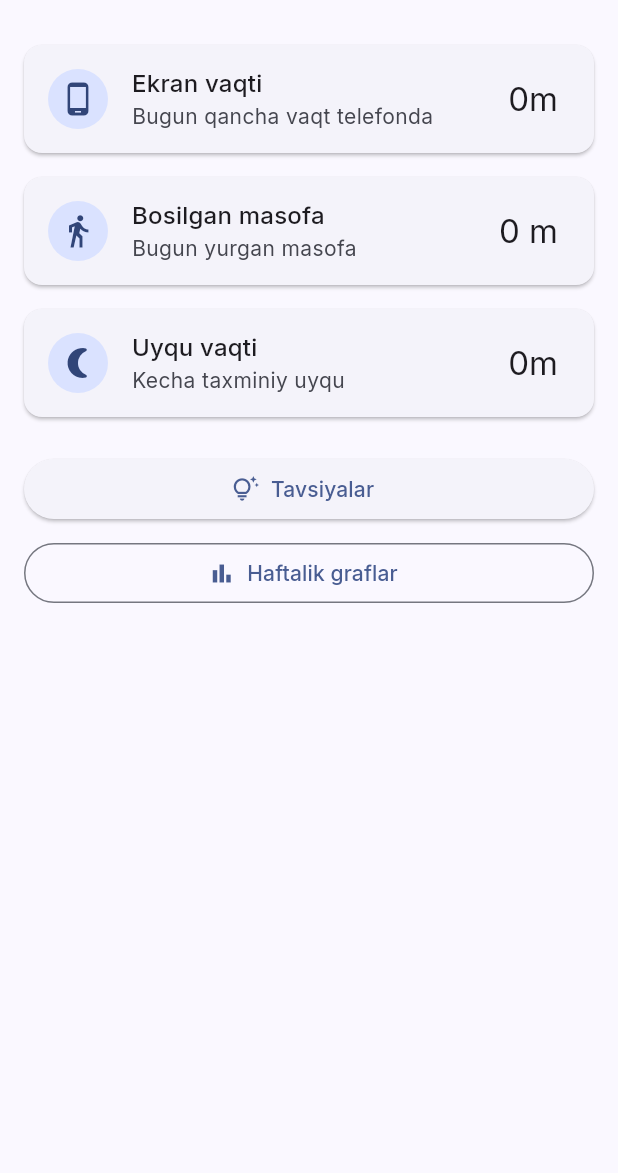
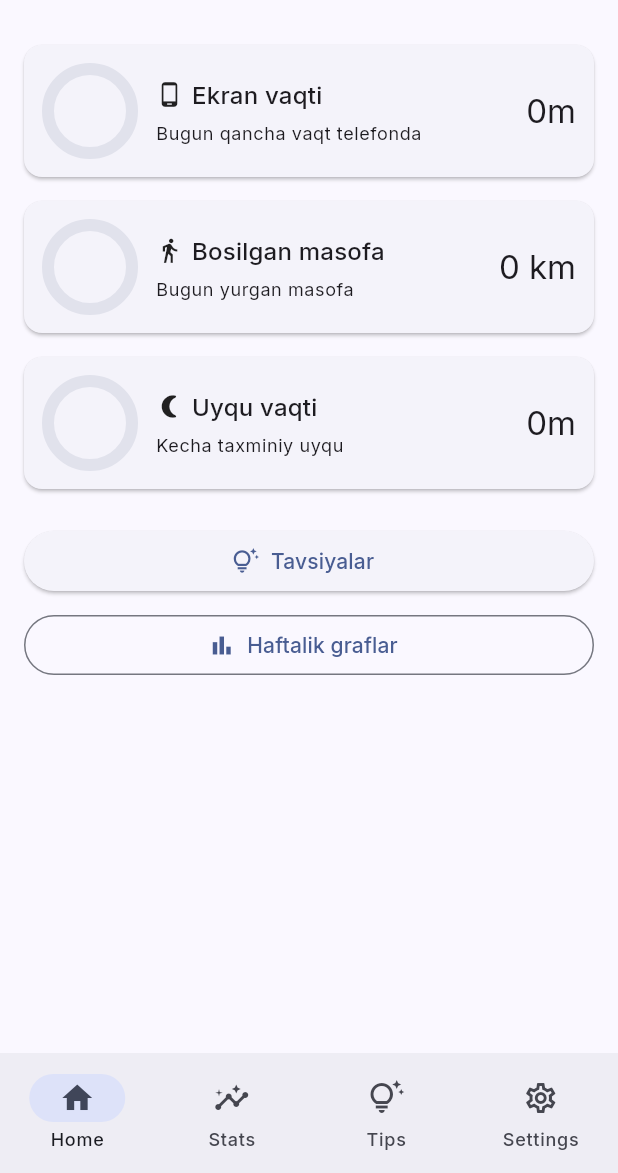
Before and after one commit to yuldashevotkirbek/elonuz1, a Flutter app: the screen it shows after launch, on a phone screen of 412 x 824 dp, the part 63-1236 px from its top. Run offline on Flutter 3.47's test engine with Material 3 defaults, Android fonts, the phone set to English and light mode, and no system bars; drawn by our look-alikes of dynamic_color; our stand-ins replace fl_chart, flutter_local_notifications, flutter_riverpod, geolocator, google_fonts, permission_handler and 2 more; missing offline and left inert: android_intent_plus, usage_stats; statements that could not run were skipped.

Commit message:
Refactor: Implement dynamic theming and navigation shell
Introduces dynamic color theming, a new root shell for navigation, and replaces metric cards with progress rings for a visual overhaul.

Co-authored-by: yuldashevotkirbek2001 <yuldashevotkirbek2001@gmail.com>

```diff
--- a/tekshiruvchi/lib/app.dart
+++ b/tekshiruvchi/lib/app.dart
@@ -1,31 +1,35 @@
 import 'package:flutter/material.dart';
 import 'package:flutter_riverpod/flutter_riverpod.dart';
 import 'package:google_fonts/google_fonts.dart';
-import 'src/ui/home/home_screen.dart';
+import 'src/ui/root_shell.dart';
 import 'src/notifications/notification_service.dart';
 import 'src/services/auto_persist.dart';
+import 'package:dynamic_color/dynamic_color.dart';
 
 class App extends ConsumerWidget {
   const App({super.key});
 
-  ThemeData _lightTheme() {
-    final colorScheme = ColorScheme.fromSeed(seedColor: const Color(0xFF2367EC));
+  ThemeData _lightTheme(ColorScheme? dynamicScheme) {
+    final scheme = dynamicScheme ?? ColorScheme.fromSeed(seedColor: const Color(0xFF2367EC));
     return ThemeData(
       useMaterial3: true,
-      colorScheme: colorScheme,
+      colorScheme: scheme,
       textTheme: GoogleFonts.interTextTheme(),
       appBarTheme: const AppBarTheme(centerTitle: true),
     );
   }
 
-  ThemeData _darkTheme() {
-    final colorScheme = ColorScheme.fromSeed(
+  ThemeData _darkTheme(ColorScheme? dynamicDarkScheme) {
+    final scheme = dynamicDarkScheme ?? ColorScheme.fromSeed(
       seedColor: const Color(0xFF2367EC),
       brightness: Brightness.dark,
     );
+    // AMOLED-friendly background
+    final amoled = scheme.copyWith(background: Colors.black, surface: const Color(0xFF0A0A0A));
     return ThemeData(
       useMaterial3: true,
-      colorScheme: colorScheme,
+      colorScheme: amoled,
+      scaffoldBackgroundColor: Colors.black,
       textTheme: GoogleFonts.interTextTheme(ThemeData.dark().textTheme),
       appBarTheme: const AppBarTheme(centerTitle: true),
     );
@@ -36,13 +40,17 @@ class App extends ConsumerWidget {
     // kick off background helpers lazily when app starts
     ref.read(notificationServiceProvider).initialize();
     ref.read(autoPersistProvider).start();
-    return MaterialApp(
-      title: 'TEKSHIRUVCHI',
-      debugShowCheckedModeBanner: false,
-      theme: _lightTheme(),
-      darkTheme: _darkTheme(),
-      themeMode: ThemeMode.system,
-      home: const HomeScreen(),
+    return DynamicColorBuilder(
+      builder: (lightDynamic, darkDynamic) {
+        return MaterialApp(
+          title: 'TEKSHIRUVCHI',
+          debugShowCheckedModeBanner: false,
+          theme: _lightTheme(lightDynamic),
+          darkTheme: _darkTheme(darkDynamic),
+          themeMode: ThemeMode.system,
+          home: const RootShell(),
+        );
+      },
     );
   }
 }
--- a/tekshiruvchi/lib/src/ui/home/home_screen.dart
+++ b/tekshiruvchi/lib/src/ui/home/home_screen.dart
@@ -6,6 +6,7 @@ import '../tips/tips_screen.dart';
 import '../weekly/weekly_screen.dart';
 import '../settings/settings_screen.dart';
 import '../../services/history_service.dart';
+import 'widgets/progress_ring.dart';
 
 class HomeScreen extends ConsumerStatefulWidget {
   const HomeScreen({super.key});
@@ -85,22 +86,28 @@ class _HomeScreenState extends ConsumerState<HomeScreen> {
           : ListView(
         padding: const EdgeInsets.all(16),
         children: [
-          _MetricCard(
+          _RingTile(
             title: 'Ekran vaqti',
-            value: _formatDuration(_screenTime),
             subtitle: 'Bugun qancha vaqt telefonda',
+            valueText: _formatDuration(_screenTime),
+            progress: (_screenTime.inMinutes / (3 * 60)).clamp(0.0, 1.0),
+            color: Theme.of(context).colorScheme.primary,
             icon: Icons.phone_android,
           ),
-          _MetricCard(
+          _RingTile(
             title: 'Bosilgan masofa',
-            value: '${NumberFormat.compact().format(_meters)} m',
             subtitle: 'Bugun yurgan masofa',
+            valueText: '${NumberFormat.compact().format(_meters / 1000)} km',
+            progress: ((_meters / 1000) / 6.0).clamp(0.0, 1.0),
+            color: Colors.green,
             icon: Icons.directions_walk,
           ),
-          _MetricCard(
+          _RingTile(
             title: 'Uyqu vaqti',
-            value: _formatDuration(_sleep),
             subtitle: 'Kecha taxminiy uyqu',
+            valueText: _formatDuration(_sleep),
+            progress: (_sleep.inMinutes / (8 * 60)).clamp(0.0, 1.0),
+            color: Colors.purple,
             icon: Icons.nightlight_round,
           ),
           const SizedBox(height: 8),
@@ -170,3 +177,54 @@ class _MetricCard extends StatelessWidget {
     );
   }
 }
+
+class _RingTile extends StatelessWidget {
+  final String title;
+  final String subtitle;
+  final String valueText;
+  final double progress;
+  final Color color;
+  final IconData icon;
+
+  const _RingTile({
+    required this.title,
+    required this.subtitle,
+    required this.valueText,
+    required this.progress,
+    required this.color,
+    required this.icon,
+  });
+
+  @override
+  Widget build(BuildContext context) {
+    return Card(
+      margin: const EdgeInsets.only(bottom: 16),
+      child: Padding(
+        padding: const EdgeInsets.all(12),
+        child: Row(
+          children: [
+            ProgressRing(progress: progress, size: 64, stroke: 8, color: color),
+            const SizedBox(width: 12),
+            Expanded(
+              child: Column(
+                crossAxisAlignment: CrossAxisAlignment.start,
+                children: [
+                  Row(
+                    children: [
+                      Icon(icon, size: 18),
+                      const SizedBox(width: 6),
+                      Text(title, style: Theme.of(context).textTheme.titleMedium),
+                    ],
+                  ),
+                  const SizedBox(height: 6),
+                  Text(subtitle, style: Theme.of(context).textTheme.bodySmall),
+                ],
+              ),
+            ),
+            Text(valueText, style: Theme.of(context).textTheme.titleLarge),
+          ],
+        ),
+      ),
+    );
+  }
+}
--- /dev/null
+++ b/tekshiruvchi/lib/src/ui/home/widgets/progress_ring.dart
@@ -0,0 +1,57 @@
+import 'dart:math' as math;
+import 'package:flutter/material.dart';
+
+class ProgressRing extends StatelessWidget {
+  final double progress; // 0..1
+  final double size;
+  final double stroke;
+  final Color color;
+  const ProgressRing({super.key, required this.progress, required this.size, required this.stroke, required this.color});
+
+  @override
+  Widget build(BuildContext context) {
+    return SizedBox(
+      width: size,
+      height: size,
+      child: TweenAnimationBuilder<double>(
+        tween: Tween(begin: 0, end: progress.clamp(0.0, 1.0)),
+        duration: const Duration(milliseconds: 800),
+        curve: Curves.easeOutCubic,
+        builder: (context, value, _) {
+          return CustomPaint(
+            painter: _RingPainter(value, stroke, color, Theme.of(context).colorScheme.surfaceVariant),
+          );
+        },
+      ),
+    );
+  }
+}
+
+class _RingPainter extends CustomPainter {
+  final double progress;
+  final double stroke;
+  final Color color;
+  final Color bg;
+  _RingPainter(this.progress, this.stroke, this.color, this.bg);
+
+  @override
+  void paint(Canvas canvas, Size size) {
+    final center = Offset(size.width / 2, size.height / 2);
+    final radius = (math.min(size.width, size.height) - stroke) / 2;
+    final bgPaint = Paint()
+      ..color = bg
+      ..style = PaintingStyle.stroke
+      ..strokeWidth = stroke;
+    final fgPaint = Paint()
+      ..shader = SweepGradient(colors: [color, color.withOpacity(0.6)], startAngle: 0, endAngle: math.pi * 2).createShader(Rect.fromCircle(center: center, radius: radius))
+      ..style = PaintingStyle.stroke
+      ..strokeCap = StrokeCap.round
+      ..strokeWidth = stroke;
+    canvas.drawCircle(center, radius, bgPaint);
+    final sweep = progress * math.pi * 2;
+    canvas.drawArc(Rect.fromCircle(center: center, radius: radius), -math.pi / 2, sweep, false, fgPaint);
+  }
+
+  @override
+  bool shouldRepaint(covariant _RingPainter oldDelegate) => oldDelegate.progress != progress || oldDelegate.color != color || oldDelegate.stroke != stroke;
+}
--- /dev/null
+++ b/tekshiruvchi/lib/src/ui/root_shell.dart
@@ -0,0 +1,39 @@
+import 'package:flutter/material.dart';
+import 'home/home_screen.dart';
+import 'tips/tips_screen.dart';
+import 'weekly/weekly_screen.dart';
+import 'settings/settings_screen.dart';
+
+class RootShell extends StatefulWidget {
+  const RootShell({super.key});
+
+  @override
+  State<RootShell> createState() => _RootShellState();
+}
+
+class _RootShellState extends State<RootShell> {
+  int _index = 0;
+
+  @override
+  Widget build(BuildContext context) {
+    final pages = <Widget>[
+      const HomeScreen(),
+      const WeeklyScreen(screenHours: [0,0,0,0,0,0,0], distanceKm: [0,0,0,0,0,0,0], sleepHours: [0,0,0,0,0,0,0]),
+      const TipsScreen(),
+      const SettingsScreen(),
+    ];
+    return Scaffold(
+      body: IndexedStack(index: _index, children: pages),
+      bottomNavigationBar: NavigationBar(
+        selectedIndex: _index,
+        onDestinationSelected: (i) => setState(() => _index = i),
+        destinations: const [
+          NavigationDestination(icon: Icon(Icons.home_outlined), selectedIcon: Icon(Icons.home), label: 'Home'),
+          NavigationDestination(icon: Icon(Icons.insights_outlined), selectedIcon: Icon(Icons.insights), label: 'Stats'),
+          NavigationDestination(icon: Icon(Icons.tips_and_updates_outlined), selectedIcon: Icon(Icons.tips_and_updates), label: 'Tips'),
+          NavigationDestination(icon: Icon(Icons.settings_outlined), selectedIcon: Icon(Icons.settings), label: 'Settings'),
+        ],
+      ),
+    );
+  }
+}
```
